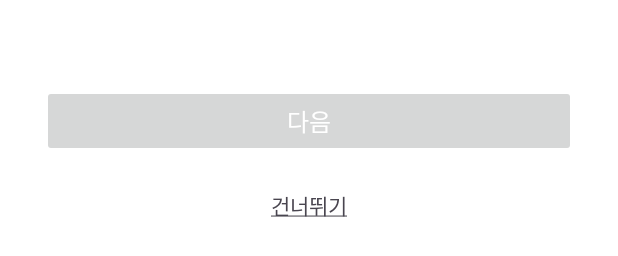
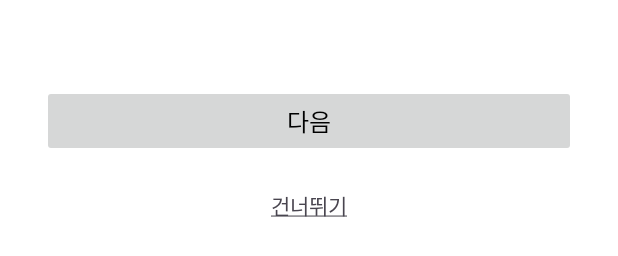
Before and after one commit to Kusitms-FITPET-DEV/FITPET_Android, an Android app built with Jetpack Compose: the layout fragment_contact_info_input.xml on its own in the app's theme, with its tools: preview values and no code run, on a phone screen of 412 x 824 dp. Shown: the part 962-1218 px from the top of the screen. Run offline under Robolectric (Android 15) with nearby library versions, the phone set to English and light mode, and no system bars.

Commit message:
:recycle: Refactor: 버튼 텍스트 색상 수정

```diff
--- a/app/src/main/res/layout/fragment_contact_info_input.xml
+++ b/app/src/main/res/layout/fragment_contact_info_input.xml
@@ -99,7 +99,7 @@
             android:stateListAnimator="@null"
             android:text="@string/next"
             android:textAppearance="@style/b3_S"
-            android:textColor="@color/text_white"
+            android:textColor="@{vm.uiState.contactInfo.empty ? @color/text_disable : @color/text_white}"
             android:onClick="@{() -> vm.onClickBtnNext()}"
             android:clickable="@{!vm.uiState.contactInfo.empty}"
             android:background="@{vm.uiState.contactInfo.empty ? @drawable/bg_rectangle_filled_bg_primary_radius_8 : @drawable/bg_rectangle_filled_point_blue_radius_8}"
--- a/app/src/main/res/layout/fragment_pet_birth_input.xml
+++ b/app/src/main/res/layout/fragment_pet_birth_input.xml
@@ -99,7 +99,7 @@
             android:stateListAnimator="@null"
             android:text="@string/next"
             android:textAppearance="@style/b3_S"
-            android:textColor="@color/text_white"
+            android:textColor="@{vm.uiState.birth.empty ? @color/text_disable : @color/text_white}"
             android:onClick="@{() -> vm.onClickBtnNext()}"
             android:clickable="@{!vm.uiState.birth.empty}"
             android:background="@{vm.uiState.birth.empty ? @drawable/bg_rectangle_filled_bg_primary_radius_8 : @drawable/bg_rectangle_filled_point_blue_radius_8}"
--- a/app/src/main/res/layout/fragment_pet_detail_breed_input.xml
+++ b/app/src/main/res/layout/fragment_pet_detail_breed_input.xml
@@ -97,7 +97,7 @@
             android:stateListAnimator="@null"
             android:text="@string/next"
             android:textAppearance="@style/b3_S"
-            android:textColor="@color/text_white"
+            android:textColor="@{vm.uiState.detailBreed.empty ? @color/text_disable : @color/text_white}"
             android:onClick="@{() -> vm.onClickBtnNext()}"
             android:background="@{vm.uiState.detailBreed.empty ? @drawable/bg_rectangle_filled_bg_primary_radius_8 : @drawable/bg_rectangle_filled_point_blue_radius_8}"
             app:layout_constraintStart_toStartOf="parent"
--- a/app/src/main/res/layout/fragment_pet_name_input.xml
+++ b/app/src/main/res/layout/fragment_pet_name_input.xml
@@ -97,7 +97,7 @@
             android:stateListAnimator="@null"
             android:text="@string/next"
             android:textAppearance="@style/b3_S"
-            android:textColor="@color/text_white"
+            android:textColor="@{vm.uiState.petName.empty ? @color/text_disable : @color/text_white}"
             android:onClick="@{() -> vm.onClickBtnNext()}"
             android:clickable="@{!vm.uiState.petName.empty}"
             android:background="@{vm.uiState.petName.empty ? @drawable/bg_rectangle_filled_bg_primary_radius_8 : @drawable/bg_rectangle_filled_point_blue_radius_8}"
```
